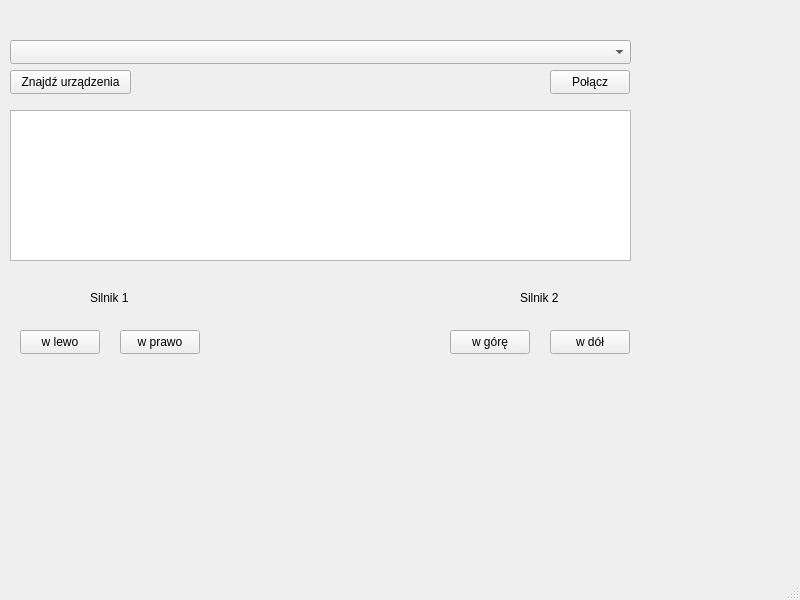
This is Qt/mainwindow.ui in Terionnn/Wykorzystanie-mikrokontrolera-w-ukladzie-pozyskiwania-energii-z-promieniowania-slonecznego as Qt 5 draws it before an edit. The edited form follows.
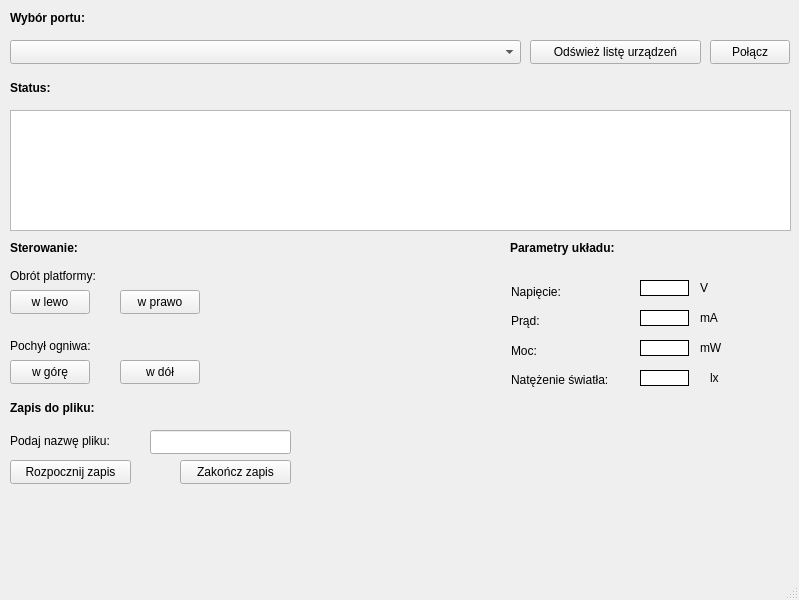
This is the edited form. Icons and pictures are not drawn.

Patch:
```diff
--- a/Qt/mainwindow.ui
+++ b/Qt/mainwindow.ui
@@ -6,7 +6,7 @@
    <rect>
     <x>0</x>
     <y>0</y>
-    <width>800</width>
+    <width>799</width>
     <height>600</height>
    </rect>
   </property>
@@ -19,7 +19,7 @@
      <rect>
       <x>10</x>
       <y>40</y>
-      <width>621</width>
+      <width>511</width>
       <height>24</height>
      </rect>
     </property>
@@ -27,21 +27,21 @@
    <widget class="QPushButton" name="pushButton">
     <property name="geometry">
      <rect>
-      <x>10</x>
-      <y>70</y>
-      <width>121</width>
+      <x>530</x>
+      <y>40</y>
+      <width>171</width>
       <height>24</height>
      </rect>
     </property>
     <property name="text">
-     <string>Znajdź urządzenia</string>
+     <string>Odśwież listę urządzeń</string>
     </property>
    </widget>
    <widget class="QPushButton" name="pushButton_2">
     <property name="geometry">
      <rect>
-      <x>550</x>
-      <y>70</y>
+      <x>710</x>
+      <y>40</y>
       <width>80</width>
       <height>24</height>
      </rect>
@@ -55,16 +55,16 @@
      <rect>
       <x>10</x>
       <y>110</y>
-      <width>621</width>
-      <height>151</height>
+      <width>781</width>
+      <height>121</height>
      </rect>
     </property>
    </widget>
    <widget class="QPushButton" name="pushButton_4">
     <property name="geometry">
      <rect>
-      <x>20</x>
-      <y>330</y>
+      <x>10</x>
+      <y>290</y>
       <width>80</width>
       <height>24</height>
      </rect>
@@ -77,7 +77,7 @@
     <property name="geometry">
      <rect>
       <x>120</x>
-      <y>330</y>
+      <y>290</y>
       <width>80</width>
       <height>24</height>
      </rect>
@@ -89,34 +89,34 @@
    <widget class="QLabel" name="label">
     <property name="geometry">
      <rect>
-      <x>90</x>
-      <y>290</y>
-      <width>41</width>
-      <height>16</height>
+      <x>10</x>
+      <y>260</y>
+      <width>121</width>
+      <height>31</height>
      </rect>
     </property>
     <property name="text">
-     <string>Silnik 1</string>
+     <string>Obrót platformy:</string>
     </property>
    </widget>
    <widget class="QLabel" name="label_2">
     <property name="geometry">
      <rect>
-      <x>520</x>
-      <y>290</y>
-      <width>49</width>
-      <height>16</height>
+      <x>10</x>
+      <y>320</y>
+      <width>121</width>
+      <height>51</height>
      </rect>
     </property>
     <property name="text">
-     <string>Silnik 2</string>
+     <string>Pochył ogniwa:</string>
     </property>
    </widget>
    <widget class="QPushButton" name="pushButton_6">
     <property name="geometry">
      <rect>
-      <x>450</x>
-      <y>330</y>
+      <x>10</x>
+      <y>360</y>
       <width>80</width>
       <height>24</height>
      </rect>
@@ -128,8 +128,8 @@
    <widget class="QPushButton" name="pushButton_7">
     <property name="geometry">
      <rect>
-      <x>550</x>
-      <y>330</y>
+      <x>120</x>
+      <y>360</y>
       <width>80</width>
       <height>24</height>
      </rect>
@@ -138,6 +138,332 @@
      <string>w dół</string>
     </property>
    </widget>
+   <widget class="QLabel" name="label_3">
+    <property name="geometry">
+     <rect>
+      <x>10</x>
+      <y>10</y>
+      <width>131</width>
+      <height>16</height>
+     </rect>
+    </property>
+    <property name="font">
+     <font>
+      <bold>true</bold>
+     </font>
+    </property>
+    <property name="text">
+     <string>Wybór portu:</string>
+    </property>
+   </widget>
+   <widget class="QLabel" name="label_4">
+    <property name="geometry">
+     <rect>
+      <x>10</x>
+      <y>240</y>
+      <width>131</width>
+      <height>16</height>
+     </rect>
+    </property>
+    <property name="font">
+     <font>
+      <bold>true</bold>
+     </font>
+    </property>
+    <property name="text">
+     <string>Sterowanie:</string>
+    </property>
+   </widget>
+   <widget class="QLabel" name="label_5">
+    <property name="geometry">
+     <rect>
+      <x>510</x>
+      <y>240</y>
+      <width>151</width>
+      <height>16</height>
+     </rect>
+    </property>
+    <property name="font">
+     <font>
+      <bold>true</bold>
+     </font>
+    </property>
+    <property name="text">
+     <string>Parametry układu:</string>
+    </property>
+   </widget>
+   <widget class="QLabel" name="label_9">
+    <property name="geometry">
+     <rect>
+      <x>10</x>
+      <y>80</y>
+      <width>131</width>
+      <height>16</height>
+     </rect>
+    </property>
+    <property name="font">
+     <font>
+      <bold>true</bold>
+     </font>
+    </property>
+    <property name="text">
+     <string>Status:</string>
+    </property>
+   </widget>
+   <widget class="QLabel" name="label_10">
+    <property name="geometry">
+     <rect>
+      <x>10</x>
+      <y>400</y>
+      <width>131</width>
+      <height>16</height>
+     </rect>
+    </property>
+    <property name="font">
+     <font>
+      <bold>true</bold>
+     </font>
+    </property>
+    <property name="text">
+     <string>Zapis do pliku:</string>
+    </property>
+   </widget>
+   <widget class="QLabel" name="label_11">
+    <property name="geometry">
+     <rect>
+      <x>640</x>
+      <y>280</y>
+      <width>49</width>
+      <height>16</height>
+     </rect>
+    </property>
+    <property name="styleSheet">
+     <string notr="true">background-color:white;border-style:solid; border-color:black;border-width: 1px;</string>
+    </property>
+    <property name="text">
+     <string/>
+    </property>
+    <property name="alignment">
+     <set>Qt::AlignRight|Qt::AlignTrailing|Qt::AlignVCenter</set>
+    </property>
+   </widget>
+   <widget class="QLabel" name="label_12">
+    <property name="geometry">
+     <rect>
+      <x>640</x>
+      <y>310</y>
+      <width>49</width>
+      <height>16</height>
+     </rect>
+    </property>
+    <property name="styleSheet">
+     <string notr="true">background-color:white;border-style:solid; border-color:black;border-width: 1px;</string>
+    </property>
+    <property name="text">
+     <string/>
+    </property>
+    <property name="alignment">
+     <set>Qt::AlignRight|Qt::AlignTrailing|Qt::AlignVCenter</set>
+    </property>
+   </widget>
+   <widget class="QLabel" name="label_13">
+    <property name="geometry">
+     <rect>
+      <x>640</x>
+      <y>340</y>
+      <width>49</width>
+      <height>16</height>
+     </rect>
+    </property>
+    <property name="styleSheet">
+     <string notr="true">background-color:white;border-style:solid; border-color:black;border-width: 1px;</string>
+    </property>
+    <property name="text">
+     <string/>
+    </property>
+    <property name="alignment">
+     <set>Qt::AlignRight|Qt::AlignTrailing|Qt::AlignVCenter</set>
+    </property>
+   </widget>
+   <widget class="QLabel" name="label_14">
+    <property name="geometry">
+     <rect>
+      <x>700</x>
+      <y>280</y>
+      <width>49</width>
+      <height>16</height>
+     </rect>
+    </property>
+    <property name="text">
+     <string>V</string>
+    </property>
+   </widget>
+   <widget class="QLabel" name="label_15">
+    <property name="geometry">
+     <rect>
+      <x>700</x>
+      <y>310</y>
+      <width>49</width>
+      <height>16</height>
+     </rect>
+    </property>
+    <property name="text">
+     <string>mA</string>
+    </property>
+   </widget>
+   <widget class="QLabel" name="label_16">
+    <property name="geometry">
+     <rect>
+      <x>700</x>
+      <y>340</y>
+      <width>49</width>
+      <height>16</height>
+     </rect>
+    </property>
+    <property name="text">
+     <string>mW</string>
+    </property>
+   </widget>
+   <widget class="QLabel" name="label_17">
+    <property name="geometry">
+     <rect>
+      <x>290</x>
+      <y>240</y>
+      <width>141</width>
+      <height>151</height>
+     </rect>
+    </property>
+    <property name="text">
+     <string/>
+    </property>
+    <property name="pixmap">
+     <pixmap>../../Desktop/1.png</pixmap>
+    </property>
+    <property name="scaledContents">
+     <bool>true</bool>
+    </property>
+   </widget>
+   <widget class="QLabel" name="label_19">
+    <property name="geometry">
+     <rect>
+      <x>10</x>
+      <y>430</y>
+      <width>131</width>
+      <height>21</height>
+     </rect>
+    </property>
+    <property name="text">
+     <string>Podaj nazwę pliku:</string>
+    </property>
+   </widget>
+   <widget class="QPushButton" name="pushButton_3">
+    <property name="geometry">
+     <rect>
+      <x>10</x>
+      <y>460</y>
+      <width>121</width>
+      <height>24</height>
+     </rect>
+    </property>
+    <property name="text">
+     <string>Rozpocznij zapis</string>
+    </property>
+   </widget>
+   <widget class="QPushButton" name="pushButton_8">
+    <property name="geometry">
+     <rect>
+      <x>180</x>
+      <y>460</y>
+      <width>111</width>
+      <height>24</height>
+     </rect>
+    </property>
+    <property name="text">
+     <string>Zakończ zapis</string>
+    </property>
+   </widget>
+   <widget class="QLineEdit" name="lineEdit">
+    <property name="geometry">
+     <rect>
+      <x>150</x>
+      <y>430</y>
+      <width>141</width>
+      <height>24</height>
+     </rect>
+    </property>
+   </widget>
+   <widget class="QLabel" name="label_20">
+    <property name="geometry">
+     <rect>
+      <x>640</x>
+      <y>370</y>
+      <width>49</width>
+      <height>16</height>
+     </rect>
+    </property>
+    <property name="styleSheet">
+     <string notr="true">background-color:white;border-style:solid; border-color:black;border-width: 1px;</string>
+    </property>
+    <property name="text">
+     <string/>
+    </property>
+    <property name="alignment">
+     <set>Qt::AlignRight|Qt::AlignTrailing|Qt::AlignVCenter</set>
+    </property>
+   </widget>
+   <widget class="QLabel" name="label_21">
+    <property name="geometry">
+     <rect>
+      <x>710</x>
+      <y>370</y>
+      <width>49</width>
+      <height>16</height>
+     </rect>
+    </property>
+    <property name="text">
+     <string>lx</string>
+    </property>
+   </widget>
+   <widget class="QWidget" name="verticalLayoutWidget">
+    <property name="geometry">
+     <rect>
+      <x>511</x>
+      <y>280</y>
+      <width>131</width>
+      <height>111</height>
+     </rect>
+    </property>
+    <layout class="QVBoxLayout" name="verticalLayout_2">
+     <item>
+      <widget class="QLabel" name="label_6">
+       <property name="text">
+        <string>Napięcie:</string>
+       </property>
+      </widget>
+     </item>
+     <item>
+      <widget class="QLabel" name="label_7">
+       <property name="text">
+        <string>Prąd:</string>
+       </property>
+      </widget>
+     </item>
+     <item>
+      <widget class="QLabel" name="label_8">
+       <property name="text">
+        <string>Moc:</string>
+       </property>
+      </widget>
+     </item>
+     <item>
+      <widget class="QLabel" name="label_18">
+       <property name="text">
+        <string>Natężenie światła:</string>
+       </property>
+      </widget>
+     </item>
+    </layout>
+   </widget>
   </widget>
   <widget class="QMenuBar" name="menubar">
    <property name="geometry">
```
Left out of the diff: 2 changed lines with no effect on the pictures.
